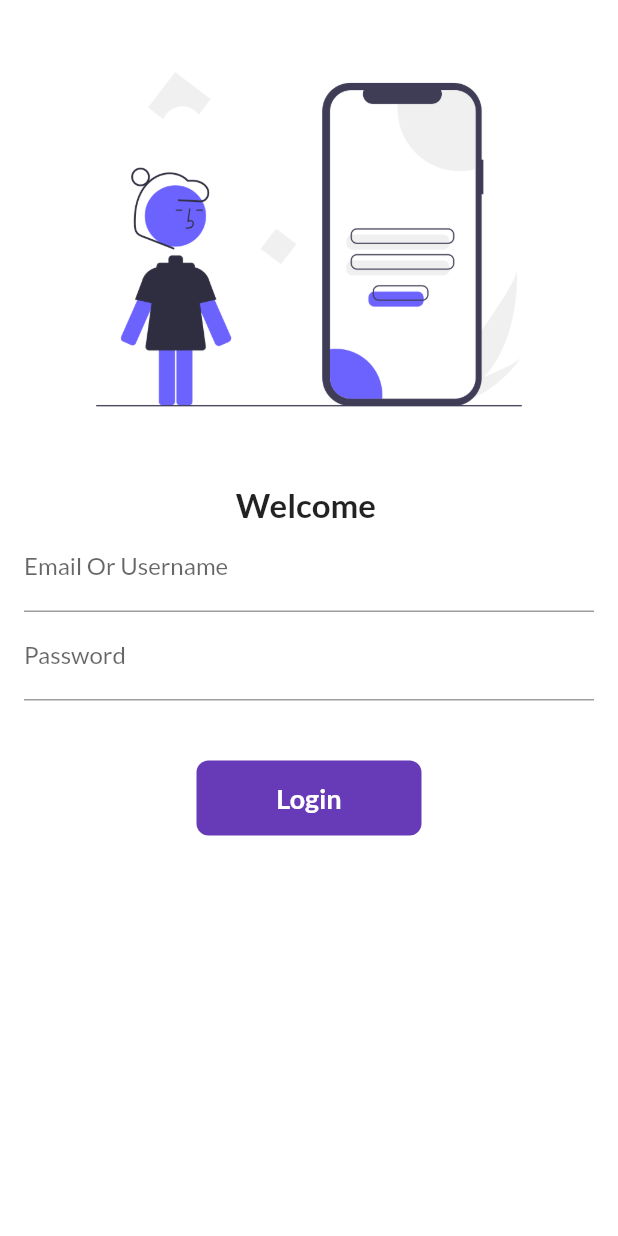
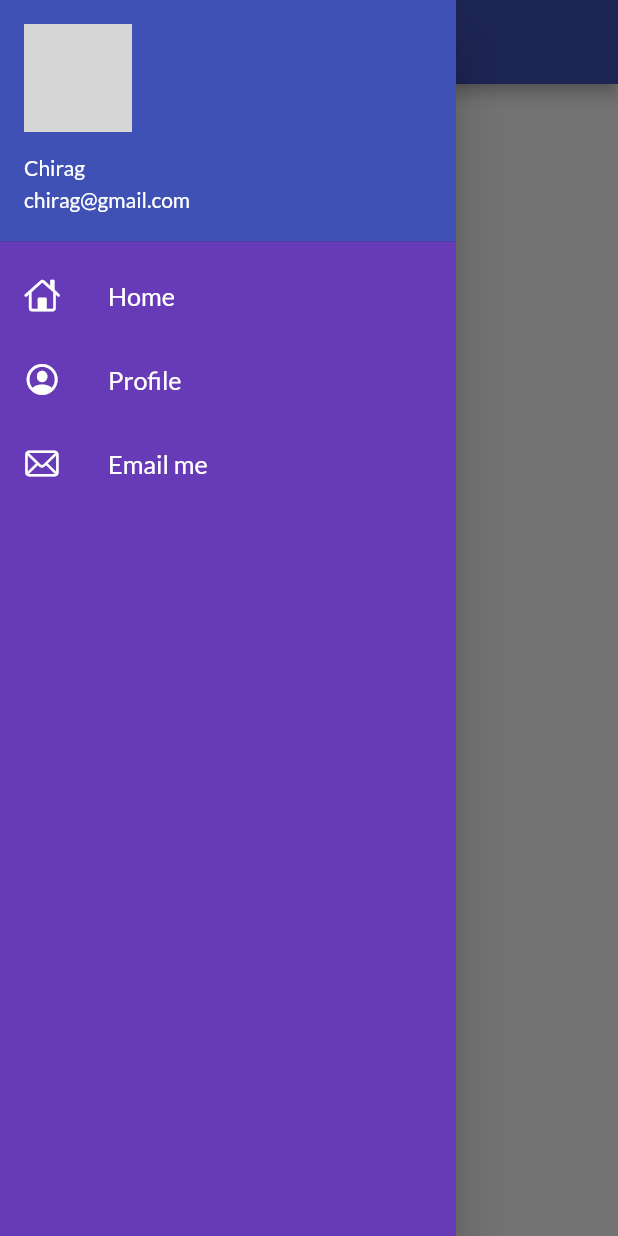
Before and after one commit to Chirag048/myappecom, a Flutter app: the screen it shows after launch, with the side drawer open (before the commit the screen has no drawer), on a phone screen of 412 x 824 dp. Run offline on Flutter 3.47's test engine with Material 2 defaults, Android fonts, the phone set to English and light mode, and no system bars; our stand-ins replace google_fonts; network calls fail; grey boxes are pictures that could not be loaded.

Commit message:
HOME page edit

```diff
--- a/lib/main.dart
+++ b/lib/main.dart
@@ -21,7 +21,8 @@ class MyApp extends StatelessWidget {
       darkTheme: ThemeData(
           primarySwatch: Colors.blueGrey,
           fontFamily: GoogleFonts.lato().fontFamily),
-      initialRoute: "/login",
+      debugShowCheckedModeBanner: false,
+      initialRoute: "/",
       routes: {
         "/": (context) => const HomePage(),
         "/login": (context) => const LoginPage()
--- a/lib/pages/home_page.dart
+++ b/lib/pages/home_page.dart
@@ -1,4 +1,5 @@
 import 'package:flutter/material.dart';
+import '../widgets/drawer.dart';
 
 class HomePage extends StatelessWidget {
   const HomePage({Key? key}) : super(key: key);
@@ -16,7 +17,7 @@ class HomePage extends StatelessWidget {
           child: Text("My App $pageName page"),
         ),
       ),
-      drawer: const Drawer(),
+      drawer: const MyDrawer(),
     );
   }
 }
--- /dev/null
+++ b/lib/widgets/drawer.dart
@@ -0,0 +1,66 @@
+import 'package:flutter/cupertino.dart';
+import 'package:flutter/material.dart';
+
+class MyDrawer extends StatelessWidget {
+  const MyDrawer({Key? key}) : super(key: key);
+
+  @override
+  Widget build(BuildContext context) {
+    const imageUrl =
+        "https://images.unsplash.com/photo-1633332755192-727a05c4013d?ixlib=rb-1.2.1&ixid=MnwxMjA3fDB8MHxwaG90by1wYWdlfHx8fGVufDB8fHx8&auto=format&fit=crop&w=1160&q=80";
+
+    return Drawer(
+      child: Container(
+        color: Colors.deepPurple,
+        child: ListView(
+          padding: EdgeInsets.zero,
+          children: const [
+            DrawerHeader(
+                padding: EdgeInsets.zero,
+                child: UserAccountsDrawerHeader(
+                  margin: EdgeInsets.zero,
+                  accountName: Text("Chirag"),
+                  accountEmail: Text("chirag@gmail.com"),
+                  currentAccountPicture: CircleAvatar(
+                    backgroundImage: NetworkImage(imageUrl),
+                  ),
+                )),
+            ListTile(
+              leading: Icon(
+                CupertinoIcons.home,
+                color: Colors.white,
+              ),
+              title: Text(
+                "Home",
+                textScaleFactor: 1.2,
+                style: TextStyle(color: Colors.white),
+              ),
+            ),
+            ListTile(
+              leading: Icon(
+                CupertinoIcons.profile_circled,
+                color: Colors.white,
+              ),
+              title: Text(
+                "Profile",
+                textScaleFactor: 1.2,
+                style: TextStyle(color: Colors.white),
+              ),
+            ),
+            ListTile(
+              leading: Icon(
+                CupertinoIcons.mail,
+                color: Colors.white,
+              ),
+              title: Text(
+                "Email me",
+                textScaleFactor: 1.2,
+                style: TextStyle(color: Colors.white),
+              ),
+            )
+          ],
+        ),
+      ),
+    );
+  }
+}
```
